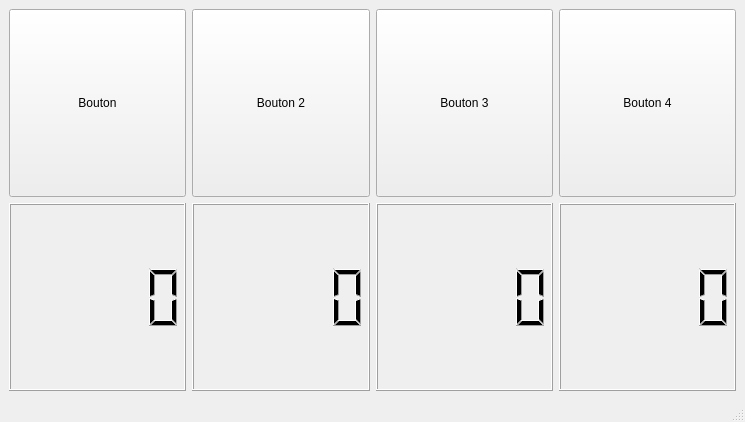
Above: C++/my_first_cpp_IHM/mainwindow.ui from NotPunchnox/learn before the change. Below: the same form after it.
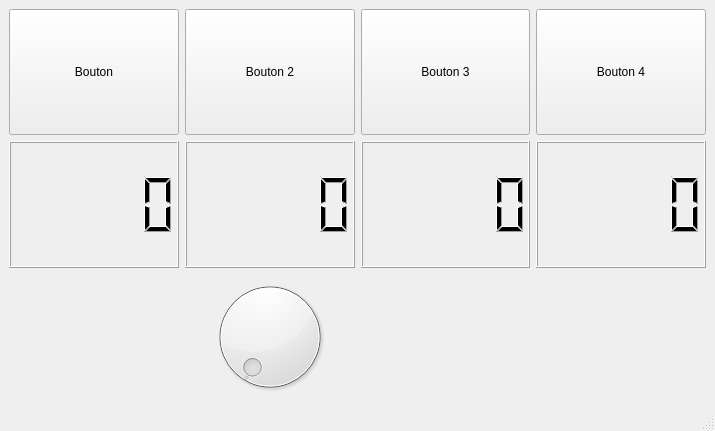
That is the form after the change.

```diff
--- a/C++/my_first_cpp_IHM/mainwindow.ui
+++ b/C++/my_first_cpp_IHM/mainwindow.ui
@@ -6,8 +6,8 @@
    <rect>
     <x>0</x>
     <y>0</y>
-    <width>745</width>
-    <height>422</height>
+    <width>715</width>
+    <height>431</height>
    </rect>
   </property>
   <property name="windowTitle">
@@ -83,6 +83,9 @@
     <item row="1" column="3">
      <widget class="QLCDNumber" name="lcdNumber_2"/>
     </item>
+    <item row="2" column="1">
+     <widget class="QDial" name="dial"/>
+    </item>
    </layout>
   </widget>
   <widget class="QMenuBar" name="menubar">
```
Left out of the diff: 54 changed lines with no effect on the pictures.
